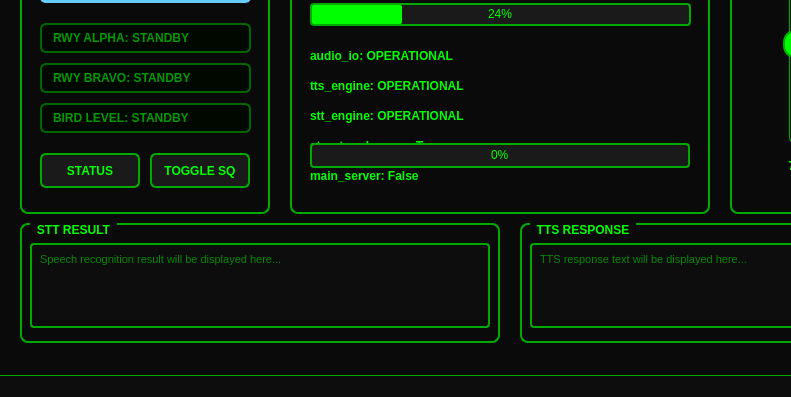
Before: the Qt Designer form gui/pilot_gui/pilot_gui.ui in heyjay1002/project-deeplearning-falcon, drawn with Qt 5; both pictures show x 0 to 791 and y 177 to 574 of the 1000 by 574 pixel window.
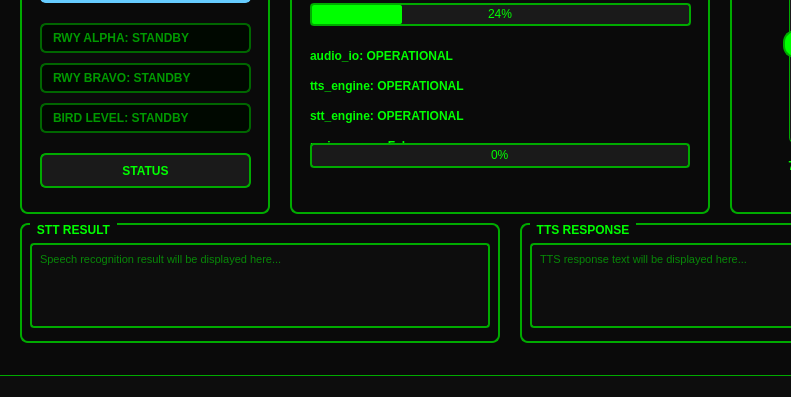
After: the same form once the commit is applied.

Patch:
```diff
--- a/gui/pilot_gui/pilot_gui.ui
+++ b/gui/pilot_gui/pilot_gui.ui
@@ -332,7 +332,7 @@
      <rect>
       <x>40</x>
       <y>330</y>
-      <width>100</width>
+      <width>211</width>
       <height>35</height>
      </rect>
     </property>
@@ -340,19 +340,6 @@
      <string>STATUS</string>
     </property>
    </widget>
-   <widget class="QPushButton" name="btn_toggle">
-    <property name="geometry">
-     <rect>
-      <x>150</x>
-      <y>330</y>
-      <width>100</width>
-      <height>35</height>
-     </rect>
-    </property>
-    <property name="text">
-     <string>TOGGLE SQ</string>
-    </property>
-   </widget>
    <widget class="QGroupBox" name="group_system_status">
     <property name="geometry">
      <rect>
@@ -369,26 +356,13 @@
      <property name="geometry">
       <rect>
        <x>20</x>
-       <y>250</y>
-       <width>361</width>
-       <height>25</height>
-      </rect>
-     </property>
-     <property name="text">
-      <string>main_server: False</string>
-     </property>
-    </widget>
-    <widget class="QLabel" name="status_structured_query">
-     <property name="geometry">
-      <rect>
-       <x>20</x>
        <y>220</y>
-       <width>321</width>
+       <width>361</width>
        <height>25</height>
       </rect>
      </property>
      <property name="text">
-      <string>structured_query: True</string>
+      <string>main_server: False</string>
      </property>
     </widget>
     <widget class="QLabel" name="status_stt_engine">
```
Left out of the diff: 2 changed lines with no effect on the pictures.
